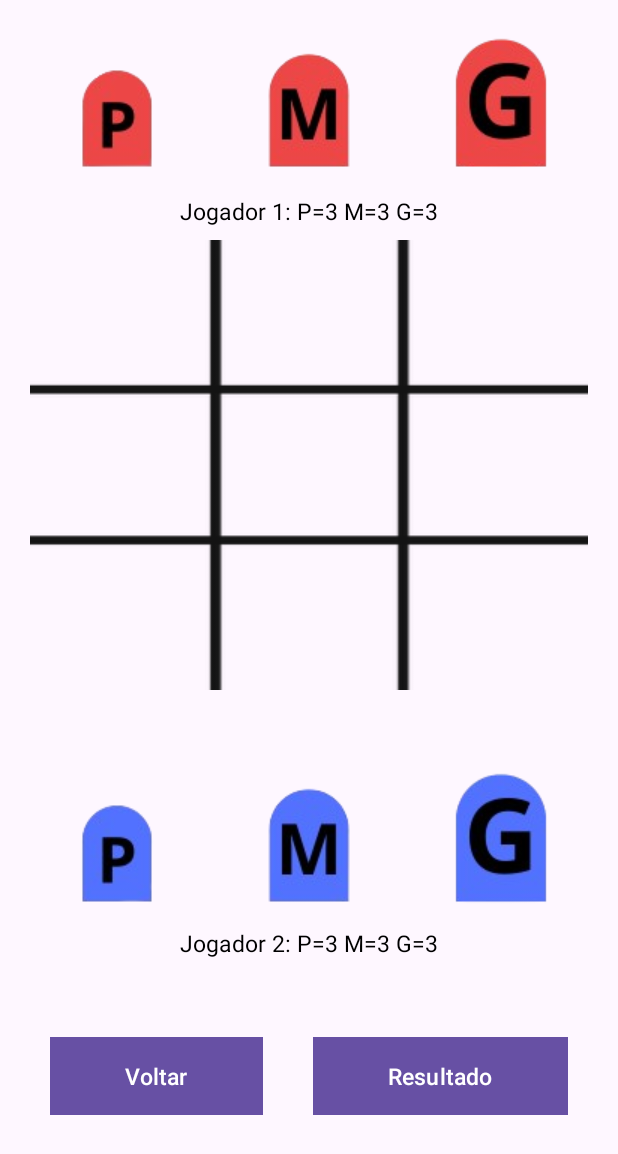
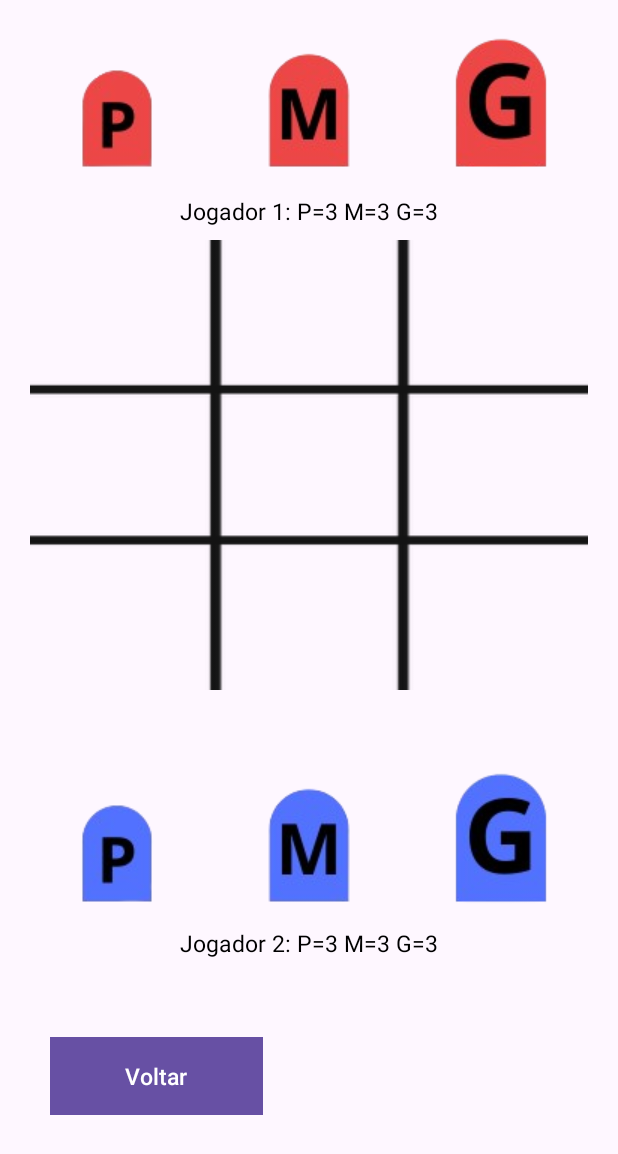
Before and after one commit to GabriellyVitoria5/App-Nham-Nham, an Android app: the Jogo screen opened directly, with no data from a screen before it, on a phone screen of 412 x 824 dp. Shown: the top 1154 px of the screen. Run offline under Robolectric (Android 15) with nearby library versions, the phone set to English and light mode, and no system bars.

Commit message:
Ocultar o botão de resultado até que haja um vencedor

```diff
--- a/app/src/main/java/com/ifmg/nhamnham/Jogo.kt
+++ b/app/src/main/java/com/ifmg/nhamnham/Jogo.kt
@@ -160,7 +160,6 @@ class Jogo : AppCompatActivity() {
             }
         }
 
-
         configurarBotaoVoltar()
         configurarBotaoResultado()
     }
@@ -246,6 +245,7 @@ class Jogo : AppCompatActivity() {
                 blocos[a].peca.jogador == blocos[c].peca.jogador
             ) {
                 jogoContinua = false // Impedir que as peças sejam colocadas no tabuleiro
+                binding.btnResultado.visibility = View.VISIBLE // Mostrar botão de resultado
                 return true // Há um vencedor
             }
         }
--- a/app/src/main/res/layout/activity_jogo.xml
+++ b/app/src/main/res/layout/activity_jogo.xml
@@ -250,7 +250,8 @@
         app:layout_constraintTop_toBottomOf="@+id/jogador2_peca_pequena"
         app:layout_constraintBottom_toBottomOf="parent"
         app:layout_constraintStart_toEndOf="@+id/btn_jogo_voltar_inicio"
-        app:layout_constraintEnd_toEndOf="parent" />
+        app:layout_constraintEnd_toEndOf="parent"
+        android:visibility="invisible"/> <!-- Esconder botão de resultado enquanto o jogo não tem um vencedor-->
 
     <!-- Contadores de peças do jogador 1 -->
     <TextView
```
